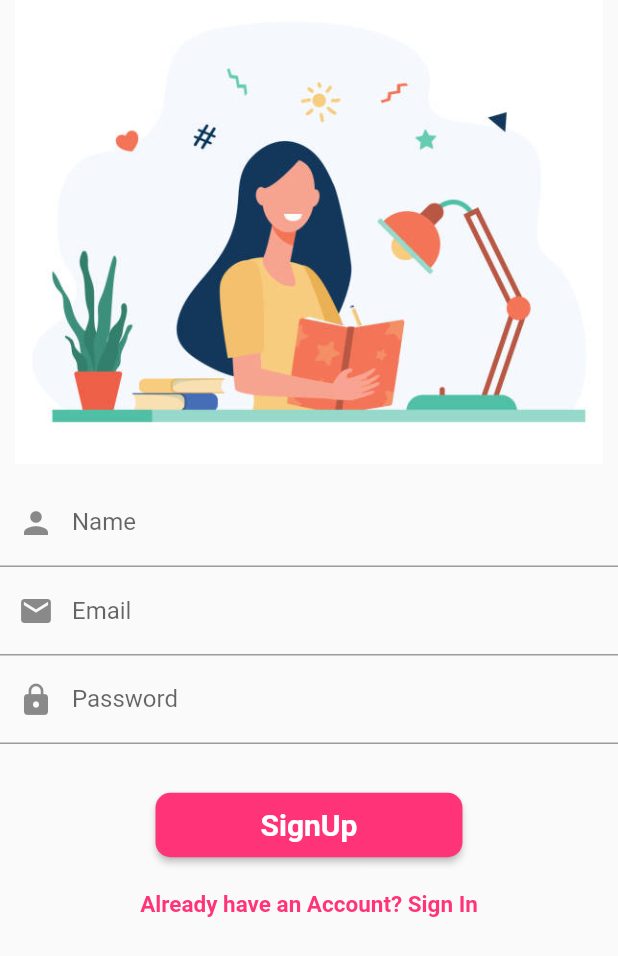
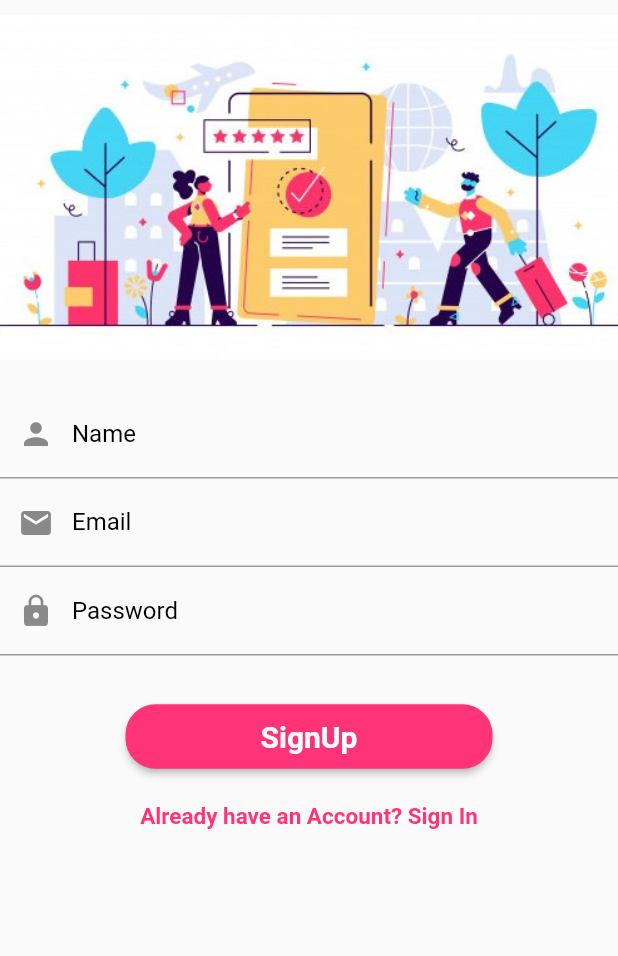
Before and after one commit to KavinduLiyanage/MyDiary-App, a Flutter app: the screen it shows after launch, after a tap on "REGISTER", on a phone screen of 412 x 824 dp. Shown: the top 956 px of the screen. Run offline on Flutter 3.47's test engine with Material 2 defaults, Android fonts, the phone set to English and light mode, and no system bars; our stand-ins replace animated_bottom_navigation_bar, cloud_firestore, date_format, firebase_auth, firebase_core, fl_chart and 5 more; accounts and stored records are empty.

Commit message:
commit with ui changes

```diff
--- a/lib/Login.dart
+++ b/lib/Login.dart
@@ -46,7 +46,7 @@ class _LoginState extends State<Login> {
         checkAuthentification();
       } catch (e) {
         print('catch inside');
-        showError('error');
+        showError("The password is invalid or the user does not have a password");
       }
     }
   }
@@ -100,12 +100,16 @@ class _LoginState extends State<Login> {
                           },
                           decoration: InputDecoration(
                               labelText: 'Email',
+                              labelStyle: TextStyle(
+                                color: Colors.black,
+                          ),
                               prefixIcon: Icon(Icons.email)),
                           onSaved: (input) => _email = input!),
                     ),
                     SizedBox(height: 10),
                     Container(
                       child: TextFormField(
+
                           // ignore: missing_return
                           validator: (input) {
                             if (input!.length < 6)
@@ -113,6 +117,9 @@ class _LoginState extends State<Login> {
                           },
                           decoration: InputDecoration(
                             labelText: 'Password',
+                              labelStyle: TextStyle(
+                                color: Colors.black,
+                              ),
                             prefixIcon: Icon(Icons.lock),
                           ),
                           obscureText: true,
@@ -120,7 +127,7 @@ class _LoginState extends State<Login> {
                     ),
                     SizedBox(height: 40),
                     RaisedButton(
-                        padding: EdgeInsets.fromLTRB(70, 10, 70, 10),
+                        padding: EdgeInsets.fromLTRB(90, 10, 90, 10),
                         onPressed: login,
                         child: Text('LOGIN',
                             style: TextStyle(
@@ -128,7 +135,7 @@ class _LoginState extends State<Login> {
                                 fontSize: 20.0,
                                 fontWeight: FontWeight.bold)),
                         shape: RoundedRectangleBorder(
-                          borderRadius: BorderRadius.circular(10.0),
+                          borderRadius: BorderRadius.circular(20.0),
                         ),
                         color: primary)
                   ],
--- a/lib/SignUp.dart
+++ b/lib/SignUp.dart
@@ -22,7 +22,7 @@ class _SignUpState extends State<SignUp> {
     _auth.authStateChanges().listen((user) async {
       if (user != null) {
         Navigator.push(
-            context, MaterialPageRoute(builder: (context) => RootApp()));
+            context, MaterialPageRoute(builder: (context) => Login()));
       }
     });
   }
@@ -83,7 +83,7 @@ class _SignUpState extends State<SignUp> {
         child: Column(
           children: <Widget>[
             Container(
-              height: 309,
+              height: 250,
               child: Image(
                 image: AssetImage("images/signup.jpg"),
                 fit: BoxFit.contain,
@@ -103,6 +103,9 @@ class _SignUpState extends State<SignUp> {
                           },
                           decoration: InputDecoration(
                               labelText: 'Name',
+                              labelStyle: TextStyle(
+                                color: Colors.black,
+                              ),
                               prefixIcon: Icon(Icons.person)),
                           onSaved: (input) => _name = input!),
                     ),
@@ -114,6 +117,9 @@ class _SignUpState extends State<SignUp> {
                           },
                           decoration: InputDecoration(
                               labelText: 'Email',
+                              labelStyle: TextStyle(
+                                color: Colors.black,
+                              ),
                               prefixIcon: Icon(Icons.email)),
                           onSaved: (input) => _email = input!),
                     ),
@@ -126,6 +132,9 @@ class _SignUpState extends State<SignUp> {
                           },
                           decoration: InputDecoration(
                             labelText: 'Password',
+                            labelStyle: TextStyle(
+                              color: Colors.black,
+                            ),
                             prefixIcon: Icon(Icons.lock),
                           ),
                           obscureText: true,
@@ -133,7 +142,7 @@ class _SignUpState extends State<SignUp> {
                     ),
                     SizedBox(height: 30),
                     RaisedButton(
-                        padding: EdgeInsets.fromLTRB(70, 10, 70, 10),
+                        padding: EdgeInsets.fromLTRB(90, 10, 90, 10),
                         onPressed: signUp,
                         child: Text('SignUp',
                             style: TextStyle(
@@ -141,7 +150,7 @@ class _SignUpState extends State<SignUp> {
                                 fontSize: 20.0,
                                 fontWeight: FontWeight.bold)),
                         shape: RoundedRectangleBorder(
-                          borderRadius: BorderRadius.circular(10.0),
+                          borderRadius: BorderRadius.circular(20.0),
                         ),
                         color: primary),
                     SizedBox(height: 20),
--- a/lib/Start.dart
+++ b/lib/Start.dart
@@ -54,12 +54,12 @@ class _StartState extends State<Start> {
               'Fresh creations are welcome',
               style: TextStyle(color: Colors.black),
             ),
-            SizedBox(height: 40.0),
+            SizedBox(height: 50.0),
             Column(
               mainAxisAlignment: MainAxisAlignment.center,
               children: <Widget>[
                 RaisedButton(
-                    padding: EdgeInsets.only(left: 50, right: 50),
+                    padding: EdgeInsets.only(left: 100, right: 100),
                     onPressed: navigateToLogin,
                     child: Text(
                       'LOGIN',
@@ -70,12 +70,12 @@ class _StartState extends State<Start> {
                       ),
                     ),
                     shape: RoundedRectangleBorder(
-                      borderRadius: BorderRadius.circular(10.0),
+                      borderRadius: BorderRadius.circular(20.0),
                     ),
                     color: primary),
-                SizedBox(width: 20.0),
+                SizedBox(width: 60.0),
                 RaisedButton(
-                    padding: EdgeInsets.only(left: 30, right: 30),
+                    padding: EdgeInsets.only(left: 80, right: 80),
                     onPressed: navigateToRegister,
                     child: Text(
                       'REGISTER',
@@ -86,12 +86,12 @@ class _StartState extends State<Start> {
                       ),
                     ),
                     shape: RoundedRectangleBorder(
-                      borderRadius: BorderRadius.circular(10.0),
+                      borderRadius: BorderRadius.circular(20.0),
                     ),
                     color: primary),
               ],
             ),
-            SizedBox(height: 30.0),
+            SizedBox(height: 60.0),
           ],
         ),
       ),
```
Also changed, not shown: images/login.jpg, images/signup.jpg, 2 other files.
